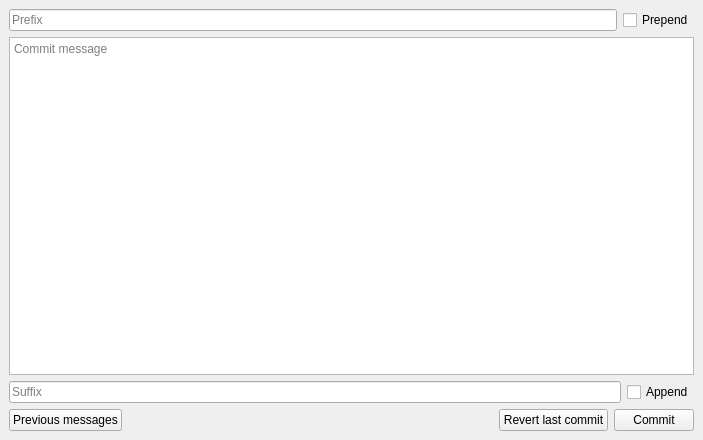
Qt form src/components/commit/commit.ui (feelx88/git-qui) before a commit.
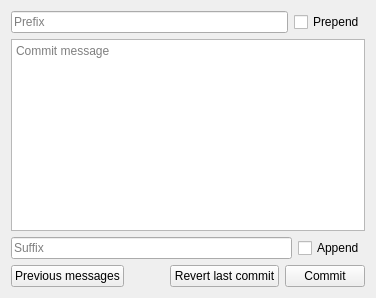
The same form after that commit.

Diff of the .ui file:
```diff
--- a/src/components/commit/commit.ui
+++ b/src/components/commit/commit.ui
@@ -1,19 +1,18 @@
 <?xml version="1.0" encoding="UTF-8"?>
 <ui version="4.0">
  <class>Commit</class>
- <widget class="QDockWidget" name="Commit">
-  <property name="geometry">
-   <rect>
-    <x>0</x>
-    <y>0</y>
-    <width>703</width>
-    <height>440</height>
-   </rect>
+ <widget class="QFrame" name="Commit">
+  <property name="sizePolicy">
+   <sizepolicy hsizetype="Expanding" vsizetype="Expanding">
+    <horstretch>0</horstretch>
+    <verstretch>0</verstretch>
+   </sizepolicy>
   </property>
   <property name="windowTitle">
    <string>Commit editor</string>
   </property>
-  <widget class="QWidget" name="dockWidgetContents">
+  <layout class="QVBoxLayout" name="verticalLayout_2">
+   <item>
    <layout class="QVBoxLayout" name="verticalLayout">
     <item>
      <layout class="QHBoxLayout" name="horizontalLayout">
@@ -106,7 +105,8 @@
      </layout>
     </item>
    </layout>
-  </widget>
+   </item>
+  </layout>
  </widget>
  <resources/>
  <connections/>
```
Left out of the diff: 6 changed lines with no effect on the pictures. Lines whose indentation alone changed are shown as unchanged.
